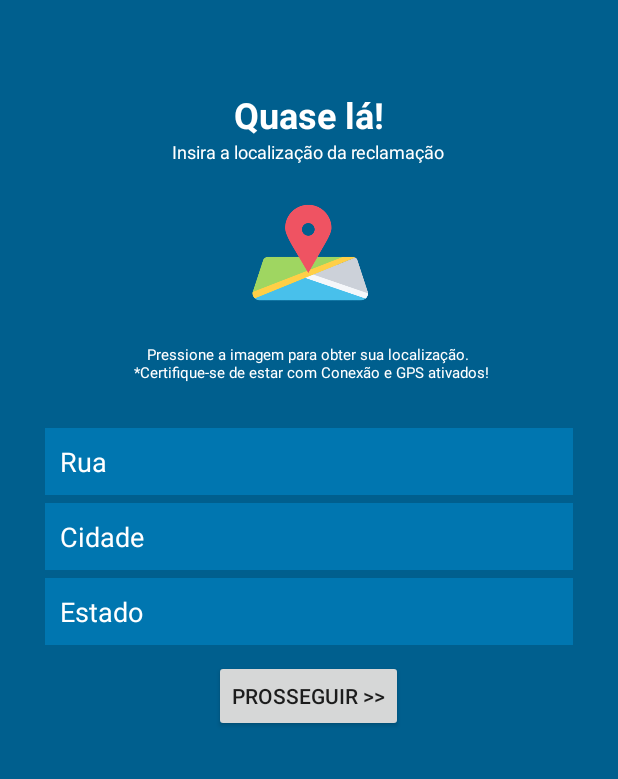
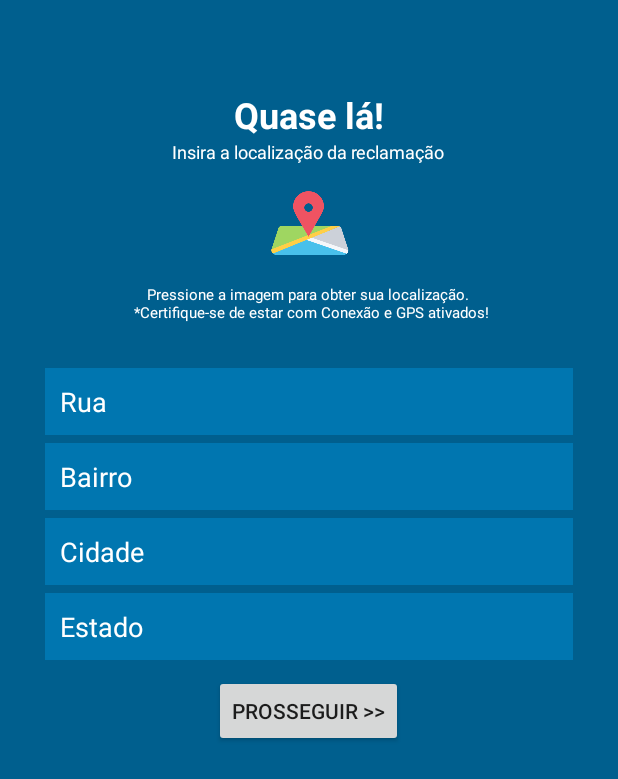
Before and after one commit to alberton95/InfraAPP, an Android app: the InsertLocationActivity screen opened directly, with no data from a screen before it, on a phone screen of 412 x 824 dp. Shown: the top 779 px of the screen. Run offline under Robolectric (Android 15) with nearby library versions, the phone set to English and light mode, and no system bars.

Commit message:
Insert Neighborhood in Data Complaints

```diff
--- a/app/build.gradle
+++ b/app/build.gradle
@@ -36,7 +36,6 @@ dependencies {
     compile 'com.google.firebase:firebase-core:11.0.4'
     compile 'com.google.firebase:firebase-database:11.0.4'
     compile 'com.google.firebase:firebase-auth:11.0.4'
-    compile 'com.facebook.android:facebook-login:4.+'
     compile 'com.google.firebase:firebase-storage:11.0.4'
     compile 'de.hdodenhof:circleimageview:2.1.0'
     compile 'com.google.firebase:firebase-messaging:11.0.4'
--- a/app/src/main/java/br/com/appinfra/appinfra/views/InsertImageActivity.kt
+++ b/app/src/main/java/br/com/appinfra/appinfra/views/InsertImageActivity.kt
@@ -53,13 +53,14 @@ class InsertImageActivity : AppCompatActivity() {
             val city = it.getStringExtra("city")
             val state = it.getStringExtra("state")
             val streetName = it.getStringExtra("streetName")
+            val neighborhood = it.getStringExtra("neighborhood")
 
             // Set Data
             val s = Complaint()
             s.title = title
             s.description = description
             s.city = city
-            s.neighborhood = "Liberdade"
+            s.neighborhood = neighborhood
             s.adress = streetName
             s.status = "true"
             s.image = downloadUrl
--- a/app/src/main/java/br/com/appinfra/appinfra/views/InsertLocationActivity.kt
+++ b/app/src/main/java/br/com/appinfra/appinfra/views/InsertLocationActivity.kt
@@ -40,13 +40,15 @@ class InsertLocationActivity : AppCompatActivity() {
                 var getStreetName = etStreetName.text.toString()
                 var getCity = etCity.text.toString()
                 var getState = etState.text.toString()
+                var getNeighborhood = etNeighborhood.text.toString()
 
                 val itSend = Intent(this, InsertImageActivity::class.java)
                 val sendTitle = itSend.putExtra("title", gettitle)
                 val sendDescription = itSend.putExtra("description", getdescription)
                 val sendStreetName = itSend.putExtra("streetName", getStreetName)
                 val sendCity = itSend.putExtra("city", getCity)
-                val state = itSend.putExtra("state", getState)
+                val sendState = itSend.putExtra("state", getState)
+                val sendNeighborhood = itSend.putExtra("neighborhood", getNeighborhood)
                 startActivity(itSend)
             } else {
                 Toast.makeText(this, "Preencha os campos de endereço!", Toast.LENGTH_LONG).show()
@@ -95,11 +97,13 @@ class InsertLocationActivity : AppCompatActivity() {
         // Get Street name, city and state
         val address: String = addresses[0].thoroughfare
         val city: String = addresses[0].locality
+        val neighborhood: String = addresses[0].subLocality
         val state: String = addresses[0].adminArea
 
         etStreetName.setText(address)
         etCity.setText(city)
         etState.setText(state)
+        etNeighborhood.setText(neighborhood)
 
         // You can now create a LatLng Object for use with maps
         val latLng = LatLng(location.getLatitude(), location.getLongitude())
--- a/app/src/main/res/layout/activity_insert_location.xml
+++ b/app/src/main/res/layout/activity_insert_location.xml
@@ -34,9 +34,10 @@
             android:textSize="12sp" />
 
         <ImageView
-            android:layout_width="120dp"
-            android:layout_height="120dp"
+            android:layout_width="80dp"
+            android:layout_height="80dp"
             android:layout_gravity="center"
+            android:adjustViewBounds="true"
             android:onClick="getLocation"
             android:src="@drawable/insertlocation" />
 
@@ -59,6 +60,22 @@
             android:layout_marginTop="30dp"
             android:background="@color/colorPrimary"
             android:hint="@string/hintStreet"
+            android:padding="10dp"
+            android:singleLine="true"
+            android:textColor="@color/textUsuario"
+            android:textColorHint="@color/textUsuario" />
+
+
+        <EditText
+            android:id="@+id/etNeighborhood"
+            android:layout_width="match_parent"
+            android:layout_height="wrap_content"
+            android:layout_gravity="center"
+            android:layout_marginLeft="30dp"
+            android:layout_marginRight="30dp"
+            android:layout_marginTop="5dp"
+            android:background="@color/colorPrimary"
+            android:hint="@string/hintNeighborhood"
             android:padding="10dp"
             android:singleLine="true"
             android:textColor="@color/textUsuario"
@@ -94,6 +111,7 @@
             android:textColor="@color/textUsuario"
             android:textColorHint="@color/textUsuario" />
 
+
         <Button
             android:id="@+id/btSendLocation"
             android:layout_width="wrap_content"
--- a/app/src/main/res/values/strings.xml
+++ b/app/src/main/res/values/strings.xml
@@ -156,6 +156,7 @@
     <string name="hintStreet">Rua</string>
     <string name="hintCity">Cidade</string>
     <string name="hintState">Estado</string>
+    <string name="hintNeighborhood">Bairro</string>
     <string name="descriptionImageInsertLocation">Pressione a imagem para obter sua localização. \n *Certifique-se de estar com Conexão e GPS ativados!</string>
 
     <!-- Activity Insert Image -->
```
